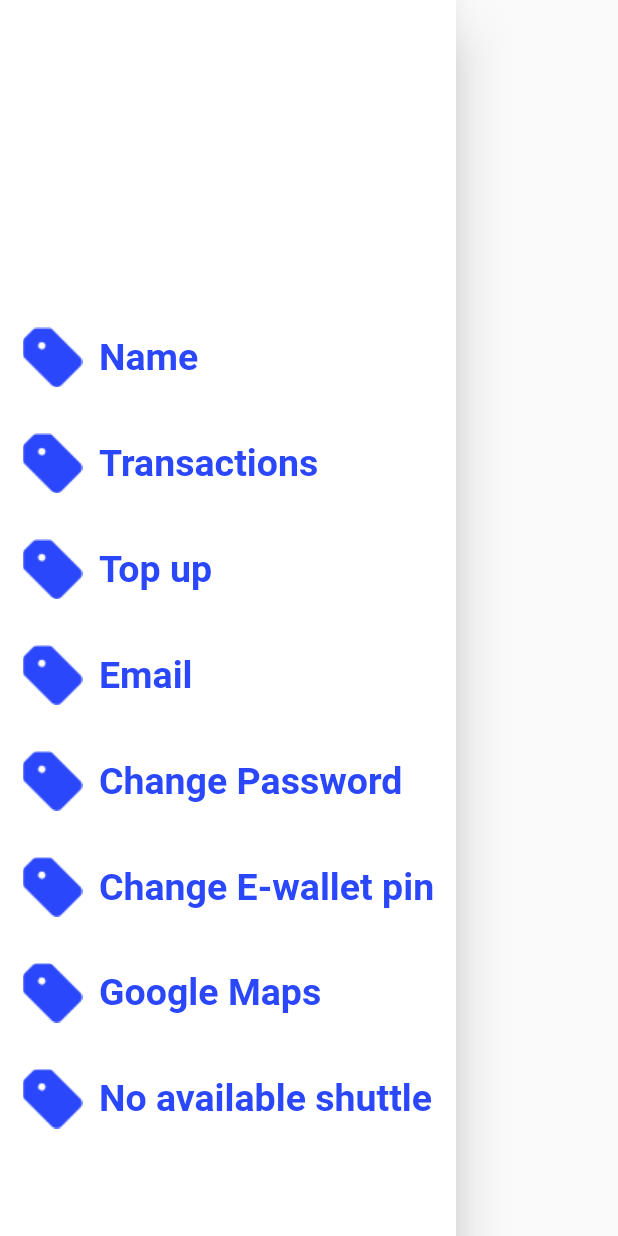
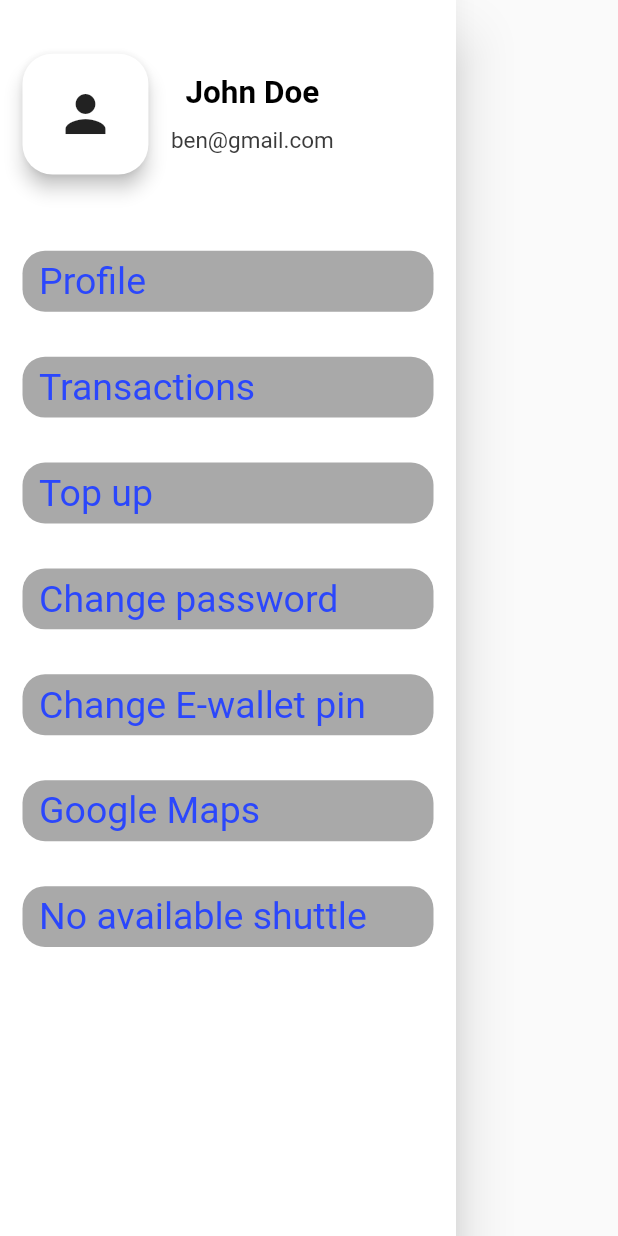
Before and after one commit to Teewhydot/one_go_appp, a Flutter app: the DrawerScreen widget shown alone on an empty page, opened directly, on a phone screen of 412 x 824 dp. Run offline on Flutter 3.47's test engine with Material 2 defaults, Android fonts, the light colour scheme and no system bars; our stand-ins replace dropdown_button2, figma_squircle, flutter_screenutil, form_field_validator, google_maps_flutter, location and 2 more.

Commit message:
Optimizations for responsiveness

```diff
--- a/lib/views/drawer/drawer_screen.dart
+++ b/lib/views/drawer/drawer_screen.dart
@@ -1,5 +1,6 @@
 // ignore_for_file: prefer_typing_uninitialized_variables
 
+import 'package:figma_squircle/figma_squircle.dart';
 import 'package:flutter/material.dart';
 import 'package:flutter_screenutil/flutter_screenutil.dart';
 import 'package:one_go_app/custom_widgets/constants.dart';
@@ -13,31 +14,89 @@ class DrawerScreen extends StatelessWidget {
 
   @override
   Widget build(BuildContext context) {
-    final nav  = Navigator.of(context);
+    final nav = Navigator.of(context);
     return SafeArea(
-
       child: Drawer(
         backgroundColor: Colors.white,
         child: Column(
           children: [
             Container(
-                height: 200.h,
-                color: Colors.white
+              height: 150.h,
+              color: whiteColor,
+              child: Row(
+                children: [
+                  addHorizontalSpacing(10),
+                  Card(
+                    borderOnForeground: true,
+                    shape: SmoothRectangleBorder(
+                      borderRadius: SmoothBorderRadius(
+                        cornerRadius: 20,
+                        cornerSmoothing: 0.1,
+                      ),
+                    ),
+                    elevation: 5,
+                    child: Container(
+                      margin: const EdgeInsets.all(20),
+                      height: 40.h,
+                      width: 40.w,
+                      child: const Center(
+                        child: Icon(
+                          Icons.person,
+                          size: 40,
+                        ),
+                      ),
+                    ),
+                  ),
+                  addHorizontalSpacing(10),
+                  Column(
+                    mainAxisAlignment: MainAxisAlignment.center,
+                    children: [
+                      Text('John Doe',
+                          style: boldBlackStyle.copyWith(fontSize: 21)),
+                      addVerticalSpacing(10),
+                      const Text(
+                        'ben@gmail.com',
+                        style: normalBlackStyle,
+                      ),
+                    ],
+                  ),
+                ],
+              ),
             ),
-            DrawerItem(image: Image.asset(Assets.figmaPngsEmail), text:'Name', onTap: (){}),
-            DrawerItem(image: Image.asset(Assets.figmaPngsEmail), text:'Transactions', onTap: (){}),
-            DrawerItem(image: Image.asset(Assets.figmaPngsEmail), text:'Top up', onTap: (){}),
-            DrawerItem(image: Image.asset(Assets.figmaPngsEmail), text:'Email', onTap: (){}),
-            DrawerItem(image: Image.asset(Assets.figmaPngsEmail), text:'Change Password', onTap: (){}),
-            DrawerItem(image: Image.asset(Assets.figmaPngsEmail), text:'Change E-wallet pin', onTap: (){}),
-            DrawerItem(image: Image.asset(Assets.figmaPngsEmail), text:'Google Maps', onTap: ()async{
-              await Navigator.pushNamed(context, RideTrackingPage.id);
-              nav.pop();
-            }),
-            DrawerItem(image: Image.asset(Assets.figmaPngsEmail), text:'No available shuttle', onTap: ()async{
-            await  Navigator.pushNamed(context, NoShuttleScreen.id);
-              nav.pop();
-            }),
+            DrawerItem(
+                image: Image.asset(Assets.figmaPngsEmail),
+                text: 'Profile',
+                onTap: () {}),
+            DrawerItem(
+                image: Image.asset(Assets.figmaPngsEmail),
+                text: 'Transactions',
+                onTap: () {}),
+            DrawerItem(
+                image: Image.asset(Assets.figmaPngsEmail),
+                text: 'Top up',
+                onTap: () {}),
+            DrawerItem(
+                image: Image.asset(Assets.figmaPngsEmail),
+                text: 'Change password',
+                onTap: () {}),
+            DrawerItem(
+                image: Image.asset(Assets.figmaPngsEmail),
+                text: 'Change E-wallet pin',
+                onTap: () {}),
+            DrawerItem(
+                image: Image.asset(Assets.figmaPngsEmail),
+                text: 'Google Maps',
+                onTap: () async {
+                  await Navigator.pushNamed(context, RideTrackingPage.id);
+                  nav.pop();
+                }),
+            DrawerItem(
+                image: Image.asset(Assets.figmaPngsEmail),
+                text: 'No available shuttle',
+                onTap: () async {
+                  await Navigator.pushNamed(context, NoShuttleScreen.id);
+                  nav.pop();
+                }),
           ],
         ),
       ),
@@ -63,17 +122,17 @@ class DrawerItem extends StatelessWidget {
         child: Container(
           height: 40.h,
           width: 400.w,
-          color: whiteColor,
+          decoration: BoxDecoration(
+              color: greyColor, borderRadius: BorderRadius.circular(15)),
           child: Row(
             mainAxisAlignment: MainAxisAlignment.spaceBetween,
             children: [
               Row(
                 children: [
-                  image,
                   addHorizontalSpacing(10),
                   Text(
                     text,
-                    style: boldBlueStyle,
+                    style: normalBlueStyle,
                   ),
                 ],
               ),
--- a/lib/views/welcome_page.dart
+++ b/lib/views/welcome_page.dart
@@ -13,7 +13,8 @@ class WelcomePage extends StatelessWidget {
   Widget build(BuildContext context) {
     return Scaffold(
       backgroundColor: whiteColor,
-      body: Center(
+      body: SafeArea(
+        child: Center(
           child: Column(
             children: [
               Expanded(
@@ -42,13 +43,13 @@ class WelcomePage extends StatelessWidget {
                       }, whiteColor),
                     ),
                     addVerticalSpacing(50),
-
                   ],
                 ),
               )),
             ],
           ),
         ),
+      ),
     );
   }
 }
--- a/pubspec.yaml
+++ b/pubspec.yaml
@@ -28,6 +28,7 @@ dependencies:
   dropdown_button2: ^1.9.2
   google_maps_flutter: ^2.2.2
   location: ^4.4.0
+  figma_squircle: ^0.5.3
 
 dev_dependencies:
   flutter_test:
```
Also changed, not shown: lib/views/forgot_password_screen.dart (+12 -9 lines), lib/views/sign_up_page.dart (+18 -7 lines), pubspec.lock. Lines whose indentation alone changed are shown as unchanged.
